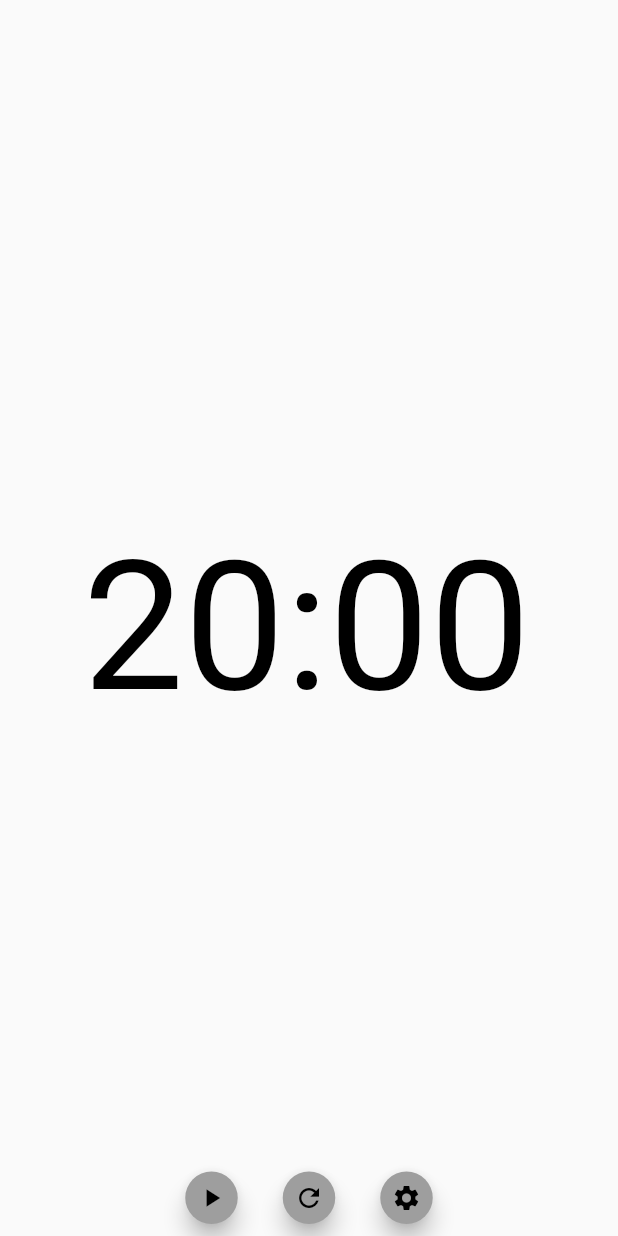
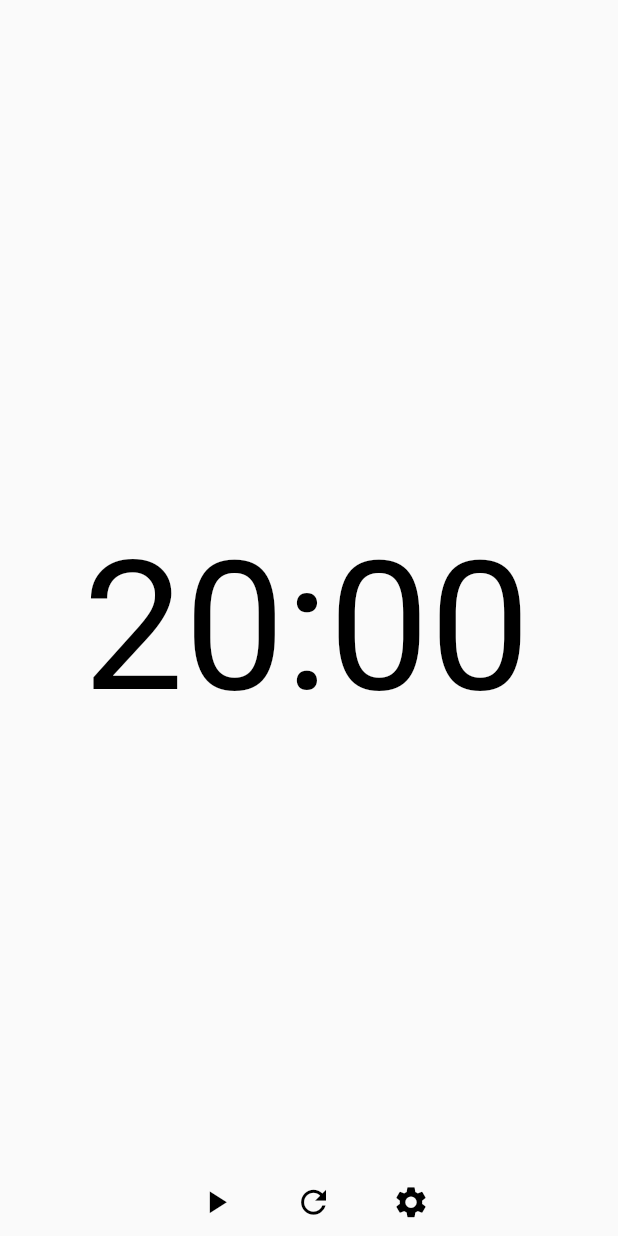
Before and after one commit to politicker/pomodoro, a Flutter app: the screen it shows after launch, on a phone screen of 412 x 824 dp. Run offline on Flutter 3.47's test engine with Material 2 defaults, Android fonts, the phone set to English and light mode, and no system bars; our stand-ins replace audioplayers; missing offline and left inert: system_tray, window_manager.

Commit message:
button style

```diff
--- a/lib/components/timer_action_button.dart
+++ b/lib/components/timer_action_button.dart
@@ -15,9 +15,12 @@ class TimerActionButton extends StatelessWidget {
     return SizedBox(
       width: 35,
       height: 35,
-      child: FloatingActionButton(
-        backgroundColor: Colors.grey,
-        child: Icon(icon, size: 20),
+      child: IconButton(
+        icon: Icon(
+          icon,
+          size: 25,
+          color: Colors.black,
+        ),
         onPressed: onPressed,
       ),
     );
```
